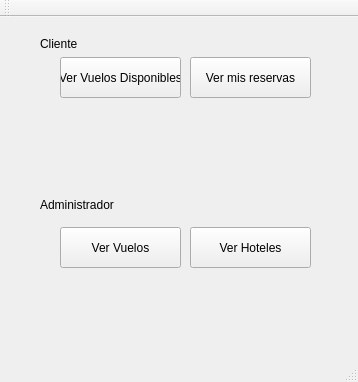
diegomtzm/VivaAvion, file mainwindow.ui: the form before one commit.
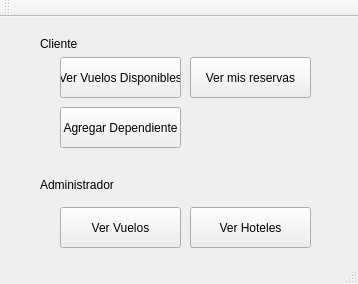
The form after the commit.

What changed in the file:
```diff
--- a/mainwindow.ui
+++ b/mainwindow.ui
@@ -7,7 +7,7 @@
     <x>0</x>
     <y>0</y>
     <width>358</width>
-    <height>382</height>
+    <height>284</height>
    </rect>
   </property>
   <property name="windowTitle">
@@ -44,7 +44,7 @@
     <property name="geometry">
      <rect>
       <x>60</x>
-      <y>210</y>
+      <y>190</y>
       <width>121</width>
       <height>41</height>
      </rect>
@@ -57,7 +57,7 @@
     <property name="geometry">
      <rect>
       <x>190</x>
-      <y>210</y>
+      <y>190</y>
       <width>121</width>
       <height>41</height>
      </rect>
@@ -83,7 +83,7 @@
     <property name="geometry">
      <rect>
       <x>40</x>
-      <y>180</y>
+      <y>160</y>
       <width>81</width>
       <height>16</height>
      </rect>
@@ -92,6 +92,19 @@
      <string>Administrador</string>
     </property>
    </widget>
+   <widget class="QPushButton" name="VerVuelos_2">
+    <property name="geometry">
+     <rect>
+      <x>60</x>
+      <y>90</y>
+      <width>121</width>
+      <height>41</height>
+     </rect>
+    </property>
+    <property name="text">
+     <string>Agregar Dependiente</string>
+    </property>
+   </widget>
   </widget>
   <widget class="QMenuBar" name="menuBar">
    <property name="geometry">
```
